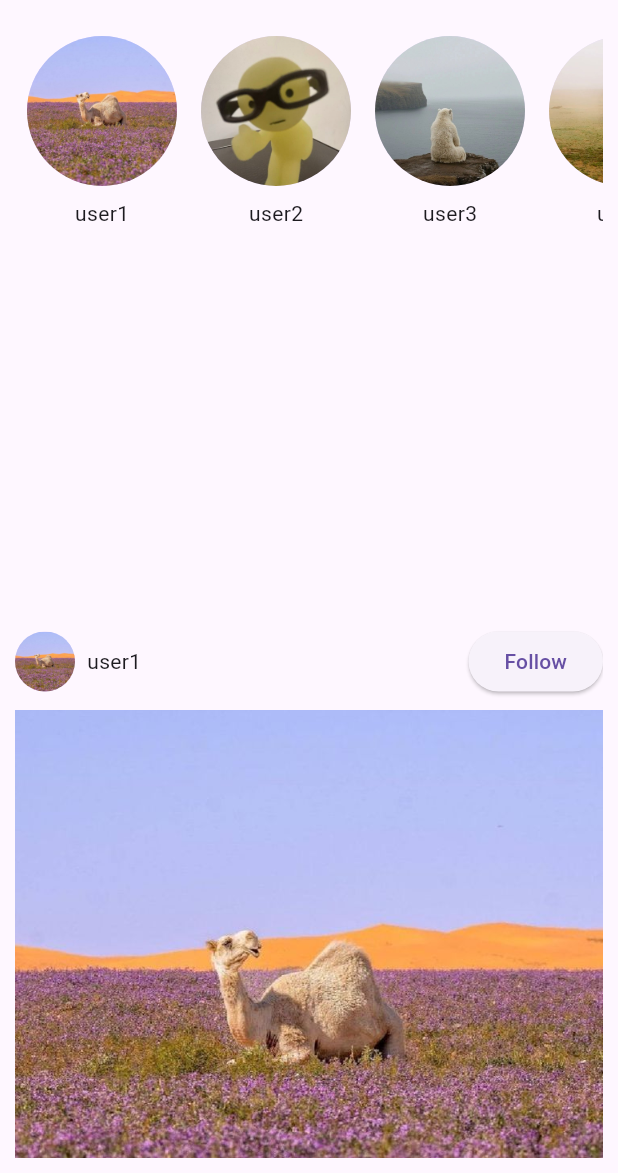
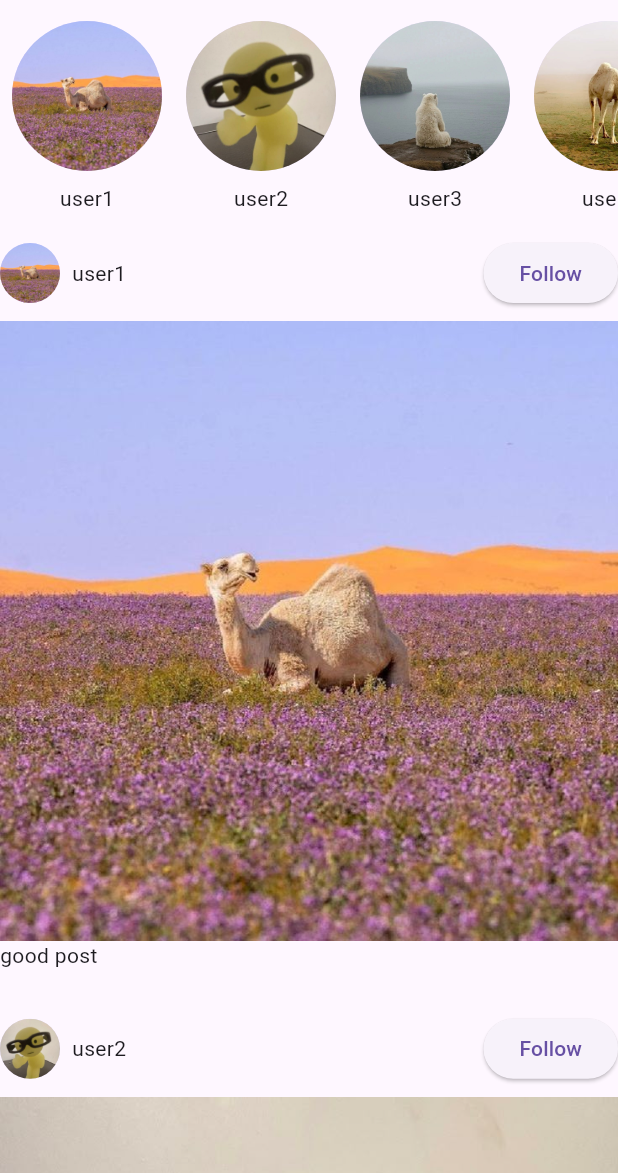
Before and after one commit to dark0crystal/instagram_clone, a Flutter app: the screen it shows after launch, on a phone screen of 412 x 824 dp, the part 63-1236 px from its top. Run offline on Flutter 3.47's test engine with Material 3 defaults, Android fonts, the phone set to English and light mode, and no system bars.

Commit message:
home page design

```diff
--- a/lib/screens/HomePage.dart
+++ b/lib/screens/HomePage.dart
@@ -17,23 +17,19 @@ class _HomePageState extends State<HomePage> {
         title: Text("instagram"),
         centerTitle: false,
       ),
-      body: Container(
-        padding: const EdgeInsets.all(4),
-        margin: EdgeInsets.all(6),
-        child: Column(
-          children: [
-            Expanded(
-              child:Listofcircledavatars(),
-            ),
-            SizedBox(height: 10,),
-            Expanded(
-              child:MainPagePosts()
-             ,)
+      body: Column(
+        children: [
 
-          ],
-        ),
+          SizedBox(
+            height: 130,
+            child: Listofcircledavatars(),
+          ),
+
+          Expanded(
+            child: MainPagePosts(),
+          ),
+        ],
       ),
     );
-
   }
 }
```
